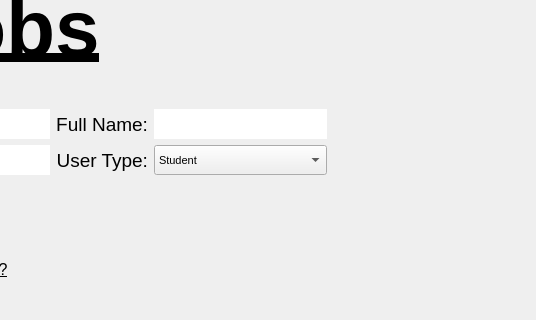
This is ui/signup.ui in IvnGenza/EasyJob_39 as Qt 5 draws it before an edit; both pictures show x 704 to 1240 and y 131 to 451 of the 1240 by 720 pixel window. The edited form follows.
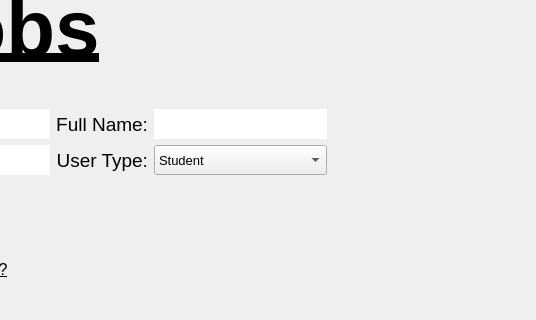
This is the edited form.

Commit message: added preliminary check functions for username and password in signup screen

Patch:
```diff
--- a/ui/signup.ui
+++ b/ui/signup.ui
@@ -380,7 +380,7 @@
           </property>
           <property name="font">
            <font>
-            <pointsize>8</pointsize>
+            <pointsize>10</pointsize>
             <kerning>true</kerning>
            </font>
           </property>
```
Left out of the diff: 10 changed lines with no effect on the pictures. The commit also changes 1 other file.
